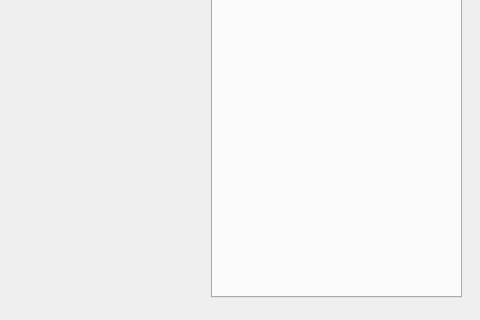
zetan/ConstrainedDynamics, file ConstrainedDynamics/constraineddynamics.ui: the form before one commit; both pictures show x 681 to 1161 and y 340 to 660 of the 1161 by 774 pixel window.
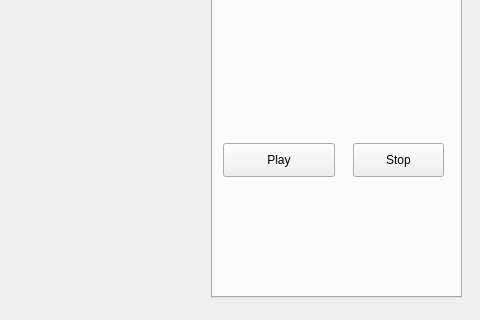
The form after the commit. The open tabs and pages were chosen to show the change.

Commit message: add ks/kd feedback (1) add ks, kd feedback to both bead and double pendulum (2) play/stop control for bead (3) draw constraints

```diff
--- a/ConstrainedDynamics/constraineddynamics.ui
+++ b/ConstrainedDynamics/constraineddynamics.ui
@@ -30,6 +30,32 @@
      <attribute name="title">
       <string>Tab 1</string>
      </attribute>
+     <widget class="QPushButton" name="beadPlayBtn">
+      <property name="geometry">
+       <rect>
+        <x>10</x>
+        <y>350</y>
+        <width>112</width>
+        <height>34</height>
+       </rect>
+      </property>
+      <property name="text">
+       <string>Play</string>
+      </property>
+     </widget>
+     <widget class="QPushButton" name="beanStopBtn">
+      <property name="geometry">
+       <rect>
+        <x>140</x>
+        <y>350</y>
+        <width>91</width>
+        <height>34</height>
+       </rect>
+      </property>
+      <property name="text">
+       <string>Stop</string>
+      </property>
+     </widget>
     </widget>
     <widget class="QWidget" name="tab_2">
      <attribute name="title">
```
Left out of the diff: 36 changed lines with no effect on the pictures. The commit also changes 10 other files.
